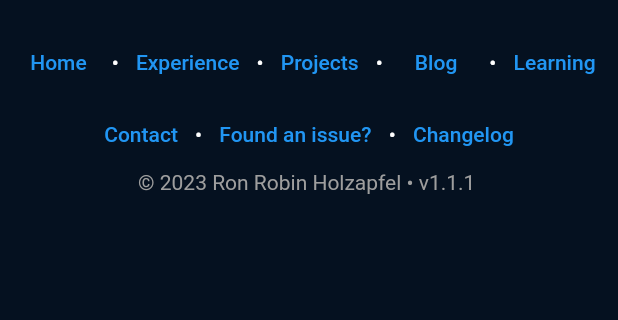
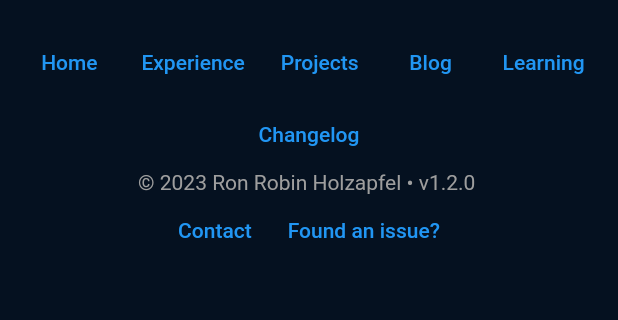
Before and after one commit to Ronho/personal-website, a Flutter app: the Footer widget shown alone on an empty page, opened directly, on a phone screen of 412 x 824 dp, the part 125-445 px from its top. Run offline on Flutter 3.47's test engine with Material 2 defaults, Android fonts, the phone set to English and light mode, and no system bars; our stand-ins replace flutter_markdown, flutter_svg, get, get_storage; missing offline and left inert: markdown; accounts and stored records are empty.

Commit message:
update links

```diff
--- a/lib/components/footer.dart
+++ b/lib/components/footer.dart
@@ -30,42 +30,50 @@ class Footer extends StatelessWidget {
               iconSize: 50,
               icon: SvgPicture.asset('assets/images/logos/linkedin.svg')),
           const SizedBox(height: 10),
-          Row(
-            mainAxisAlignment: MainAxisAlignment.center,
+          Wrap(
+            spacing: 8.0,
+            alignment: WrapAlignment.center,
             children: [
               TextButton(
                   onPressed: () {
                     Get.toNamed('/');
                   },
                   child: Text('home'.tr)),
-              const Text(' • '),
               TextButton(
                   onPressed: () {
                     Get.toNamed('/experience');
                   },
                   child: Text('experience'.tr)),
-              const Text(' • '),
               TextButton(
                   onPressed: () {
                     Get.toNamed('/projects');
                   },
                   child: Text('projects'.tr)),
-              const Text(' • '),
               TextButton(
                   onPressed: () {
                     Get.toNamed('/blog');
                   },
                   child: Text('blog'.tr)),
-              const Text(' • '),
               TextButton(
                   onPressed: () {
                     Get.toNamed('/learning');
                   },
                   child: Text('learn'.tr)),
+              TextButton(
+                  onPressed: () {
+                    Get.toNamed('/changelog');
+                  },
+                  child: Text('changelog'.tr)),
             ],
           ),
-          Row(
-            mainAxisAlignment: MainAxisAlignment.center,
+          SelectableText(
+            '© ${DateFormat('y').format(DateTime.now())} ' +
+                '${'name'.tr} • ${v.VERSION}',
+            style: const TextStyle(color: Colors.grey),
+          ),
+          Wrap(
+            spacing: 8.0,
+            alignment: WrapAlignment.center,
             children: [
               TextButton(
                 onPressed: () {
@@ -78,7 +86,6 @@ class Footer extends StatelessWidget {
                 },
                 child: Text('contact_email_text'.tr),
               ),
-              const Text(' • '),
               TextButton(
                 onPressed: () {
                   final Uri emailLaunchUri = Uri(
@@ -90,19 +97,7 @@ class Footer extends StatelessWidget {
                 },
                 child: Text('issues_email_text'.tr),
               ),
-              const Text(' • '),
-              TextButton(
-                onPressed: () {
-                  Get.toNamed('/changelog');
-                },
-                child: Text('changelog'.tr),
-              ),
             ],
-          ),
-          SelectableText(
-            '© ${DateFormat('y').format(DateTime.now())} ' +
-                '${'name'.tr} • ${v.VERSION}',
-            style: const TextStyle(color: Colors.grey),
           ),
           const SizedBox(height: 25),
         ],
--- a/lib/components/side_drawer.dart
+++ b/lib/components/side_drawer.dart
@@ -31,6 +31,11 @@ class SideDrawer extends StatelessWidget {
                 Get.toNamed('/blog');
               },
               title: Text('blog'.tr)),
+          ListTile(
+              onTap: () {
+                Get.toNamed('/learning');
+              },
+              title: Text('learn'.tr)),
           LocaleButton()
         ],
       ),
--- a/lib/screens/spaced_repetition.dart
+++ b/lib/screens/spaced_repetition.dart
@@ -54,7 +54,8 @@ class SpacedRepetitionScreen extends GetResponsiveView<ResponsiveController> {
       children: [
         Card(
           child: ButtonBar(
-            alignment: MainAxisAlignment.spaceEvenly,
+            alignment: MainAxisAlignment.center,
+            overflowButtonSpacing: 8.0,
             children: [
               OutlinedButton(
                 onPressed: c.hasPrev() ? c.updateToPrev : null,
--- a/lib/version.dart
+++ b/lib/version.dart
@@ -1 +1 @@
-const String VERSION = 'v1.1.1';
+const String VERSION = 'v1.2.0';
--- a/pubspec.yaml
+++ b/pubspec.yaml
@@ -15,7 +15,7 @@ publish_to: 'none' # Remove this line if you wish to publish to pub.dev
 # In iOS, build-name is used as CFBundleShortVersionString while build-number used as CFBundleVersion.
 # Read more about iOS versioning at
 # https://developer.apple.com/library/archive/documentation/General/Reference/InfoPlistKeyReference/Articles/CoreFoundationKeys.html
-version: 1.1.1
+version: 1.2.0
 
 environment:
   sdk: ">=2.17.0 <3.0.0"
```
Also changed, not shown: 1 other file.
